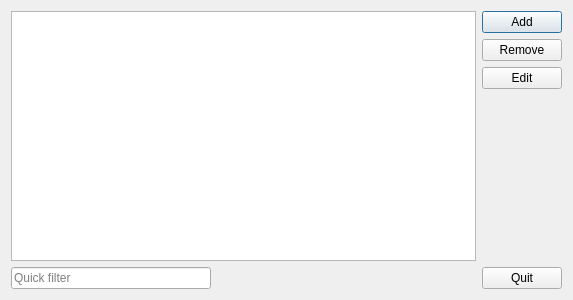
Before: the Qt Designer form src/View/Qt/TimeLine/MainWin.ui in Tatane/TimeLine, drawn with Qt 5.
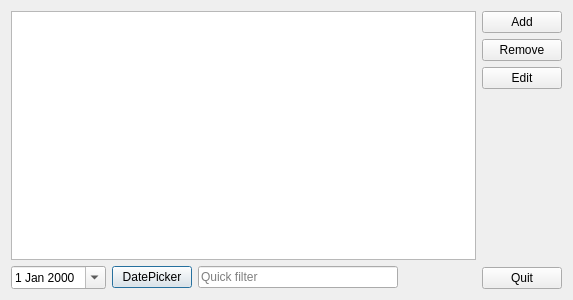
After: the same form once the commit is applied.

Commit message: Open a DatePicker on click of a Button. But I figured out that the DateTime Qt object already has an option to select the date with a DatePicker. So this branch is useless.

The edit to the form file:
```diff
--- a/src/View/Qt/TimeLine/MainWin.ui
+++ b/src/View/Qt/TimeLine/MainWin.ui
@@ -37,6 +37,20 @@
      </item>
      <item>
       <layout class="QHBoxLayout" name="horizontalLayout_2">
+       <item>
+        <widget class="QDateEdit" name="dateEditStartTime">
+         <property name="calendarPopup">
+          <bool>true</bool>
+         </property>
+        </widget>
+       </item>
+       <item>
+        <widget class="QPushButton" name="btnDatePickerStart">
+         <property name="text">
+          <string>DatePicker</string>
+         </property>
+        </widget>
+       </item>
        <item>
         <widget class="QLineEdit" name="filter">
          <property name="sizePolicy">
```
The commit also changes 5 other files.
